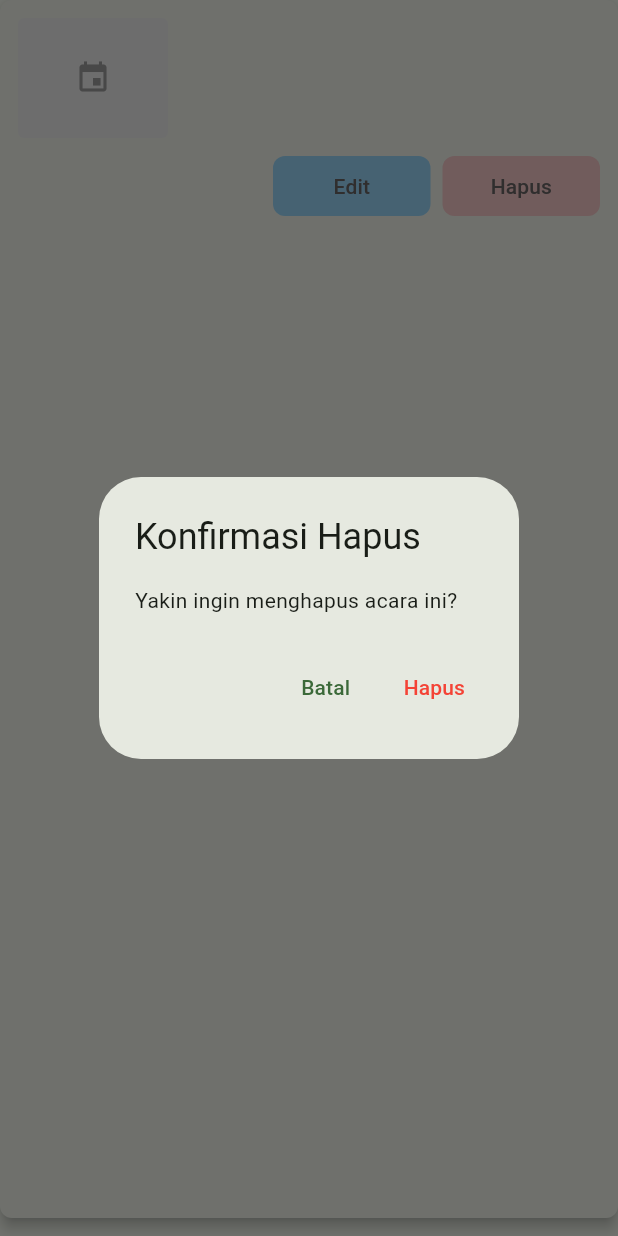
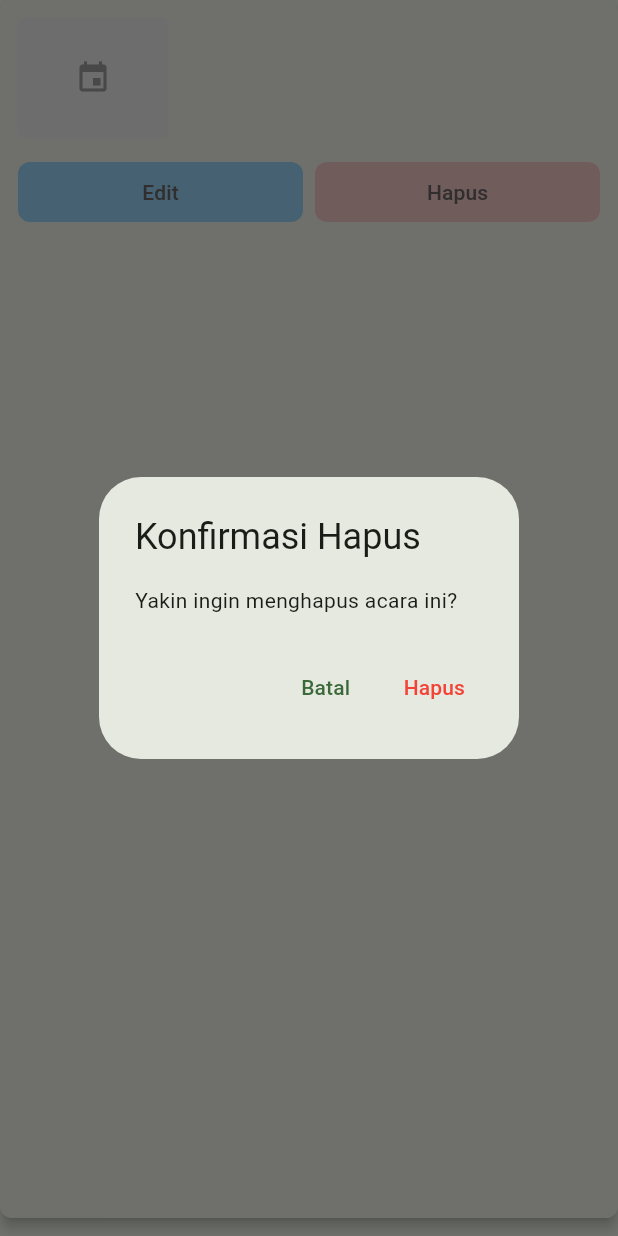
Before and after one commit to WafiqMy/Mas_Nur_Mobile, a Flutter app: the _AcaraCard widget shown alone on an empty page, opened directly with empty values, after a tap on "Hapus", on a phone screen of 412 x 824 dp. Run offline on Flutter 3.47's test engine with Material 3 defaults, Android fonts, the phone set to English and light mode, and no system bars; our stand-ins replace dio, image_picker, shared_preferences; accounts and stored records are empty; network calls fail.

Commit message:
fix: perbaiki layout tombol Edit dan Hapus di acara_page agar responsif

```diff
--- a/mas_nur_flutter/lib/features/acara/acara_page.dart
+++ b/mas_nur_flutter/lib/features/acara/acara_page.dart
@@ -178,13 +178,10 @@ class _AcaraCard extends StatelessWidget {
             ),
           ),
           Padding(
-            padding: const EdgeInsets.fromLTRB(130, 0, 12, 12),
+            padding: const EdgeInsets.fromLTRB(12, 0, 12, 12),
             child: Row(
-              mainAxisAlignment: MainAxisAlignment.end,
               children: [
-                SizedBox(
-                  width: 105,
-                  height: 40,
+                Expanded(
                   child: ElevatedButton(
                     onPressed: () async {
                       final updated = await Navigator.pushNamed(
@@ -205,9 +202,7 @@ class _AcaraCard extends StatelessWidget {
                   ),
                 ),
                 const SizedBox(width: 8),
-                SizedBox(
-                  width: 105,
-                  height: 40,
+                Expanded(
                   child: ElevatedButton(
                     onPressed: () async {
                       final confirm = await _confirmDeleteAcara(context);
```
